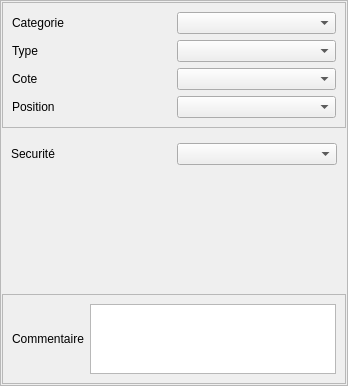
First picture: the form in Lamia/toolprepro/base2_digue/lamiabasedigue_equipement_tool_ui.ui, repository Artelia/Lamia, before the edit.
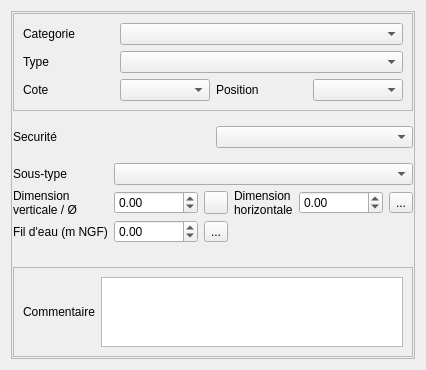
Second picture: the form after the edit. Icons and pictures are not drawn.

Patch:
```diff
--- a/Lamia/toolprepro/base2_digue/lamiabasedigue_equipement_tool_ui.ui
+++ b/Lamia/toolprepro/base2_digue/lamiabasedigue_equipement_tool_ui.ui
@@ -6,18 +6,15 @@
    <rect>
     <x>0</x>
     <y>0</y>
-    <width>348</width>
-    <height>377</height>
+    <width>342</width>
+    <height>366</height>
    </rect>
   </property>
   <property name="windowTitle">
    <string>Form</string>
   </property>
-  <layout class="QGridLayout" name="gridLayout_3">
-   <property name="margin">
-    <number>0</number>
-   </property>
-   <item row="0" column="0">
+  <layout class="QVBoxLayout" name="verticalLayout">
+   <item>
     <widget class="QFrame" name="frame_2">
      <property name="frameShape">
       <enum>QFrame::StyledPanel</enum>
@@ -26,7 +23,16 @@
       <enum>QFrame::Raised</enum>
      </property>
      <layout class="QVBoxLayout" name="verticalLayout_4">
-      <property name="margin">
+      <property name="leftMargin">
+       <number>1</number>
+      </property>
+      <property name="topMargin">
+       <number>1</number>
+      </property>
+      <property name="rightMargin">
+       <number>1</number>
+      </property>
+      <property name="bottomMargin">
        <number>1</number>
       </property>
       <item>
@@ -38,14 +44,17 @@
          <enum>QFrame::Raised</enum>
         </property>
         <layout class="QGridLayout" name="gridLayout">
-         <item row="0" column="1">
-          <widget class="QComboBox" name="comboBox_cat"/>
+         <item row="2" column="1">
+          <widget class="QComboBox" name="comboBox_cote"/>
          </item>
          <item row="0" column="0">
           <widget class="QLabel" name="label_11">
            <property name="text">
             <string>Categorie</string>
            </property>
+           <property name="wordWrap">
+            <bool>true</bool>
+           </property>
           </widget>
          </item>
          <item row="1" column="0">
@@ -53,6 +62,9 @@
            <property name="text">
             <string>Type</string>
            </property>
+           <property name="wordWrap">
+            <bool>true</bool>
+           </property>
           </widget>
          </item>
          <item row="2" column="0">
@@ -60,24 +72,30 @@
            <property name="text">
             <string>Cote</string>
            </property>
+           <property name="wordWrap">
+            <bool>true</bool>
+           </property>
           </widget>
          </item>
-         <item row="3" column="0">
+         <item row="2" column="2">
           <widget class="QLabel" name="label_12">
            <property name="text">
             <string>Position</string>
            </property>
+           <property name="wordWrap">
+            <bool>true</bool>
+           </property>
           </widget>
          </item>
-         <item row="1" column="1">
-          <widget class="QComboBox" name="comboBox_type"/>
-         </item>
-         <item row="2" column="1">
-          <widget class="QComboBox" name="comboBox_cote"/>
-         </item>
-         <item row="3" column="1">
+         <item row="2" column="3">
           <widget class="QComboBox" name="comboBox_position"/>
          </item>
+         <item row="0" column="1" colspan="3">
+          <widget class="QComboBox" name="comboBox_cat"/>
+         </item>
+         <item row="1" column="1" colspan="3">
+          <widget class="QComboBox" name="comboBox_type"/>
+         </item>
         </layout>
        </widget>
       </item>
@@ -88,20 +106,12 @@
         </property>
         <widget class="QWidget" name="page">
          <layout class="QGridLayout" name="gridLayout_4">
-          <item row="3" column="0">
-           <widget class="QLabel" name="label_8">
-            <property name="text">
-             <string>Dimension verticale / Ø</string>
-            </property>
-           </widget>
-          </item>
-          <item row="2" column="0">
-           <widget class="QLabel" name="label_7">
-            <property name="text">
-             <string>Utilisation</string>
-            </property>
-           </widget>
-          </item>
+          <property name="leftMargin">
+           <number>0</number>
+          </property>
+          <property name="rightMargin">
+           <number>0</number>
+          </property>
           <item row="3" column="2">
            <widget class="QToolButton" name="toolButton_calch">
             <property name="text">
@@ -113,29 +123,46 @@
             </property>
            </widget>
           </item>
-          <item row="1" column="1">
-           <widget class="QComboBox" name="comboBox_ecoulement"/>
+          <item row="3" column="3">
+           <widget class="QLabel" name="label_10">
+            <property name="text">
+             <string>Dimension horizontale</string>
+            </property>
+            <property name="wordWrap">
+             <bool>true</bool>
+            </property>
+           </widget>
+          </item>
+          <item row="1" column="0">
+           <widget class="QLabel" name="label_6">
+            <property name="text">
+             <string>Ecoulement</string>
+            </property>
+            <property name="wordWrap">
+             <bool>true</bool>
+            </property>
+           </widget>
           </item>
           <item row="0" column="0">
            <widget class="QLabel" name="label_5">
             <property name="text">
              <string>Implantation</string>
             </property>
+            <property name="wordWrap">
+             <bool>true</bool>
+            </property>
            </widget>
           </item>
-          <item row="0" column="1">
-           <widget class="QComboBox" name="comboBox_implantation"/>
-          </item>
-          <item row="1" column="0">
-           <widget class="QLabel" name="label_6">
+          <item row="3" column="0">
+           <widget class="QLabel" name="label_8">
             <property name="text">
-             <string>Ecoulement</string>
+             <string>Dimension verticale / Ø</string>
+            </property>
+            <property name="wordWrap">
+             <bool>true</bool>
             </property>
            </widget>
           </item>
-          <item row="2" column="1">
-           <widget class="QComboBox" name="comboBox_utilisation"/>
-          </item>
           <item row="3" column="1">
            <widget class="QDoubleSpinBox" name="doubleSpinBox_dimvert">
             <property name="minimum">
@@ -143,21 +170,14 @@
             </property>
            </widget>
           </item>
-          <item row="4" column="0">
-           <widget class="QLabel" name="label_10">
-            <property name="text">
-             <string>Dimension horizontale</string>
-            </property>
-           </widget>
-          </item>
-          <item row="4" column="1">
+          <item row="3" column="4">
            <widget class="QDoubleSpinBox" name="doubleSpinBox_dimhoriz">
             <property name="minimum">
              <double>-1.000000000000000</double>
             </property>
            </widget>
           </item>
-          <item row="4" column="2">
+          <item row="3" column="5">
            <widget class="QToolButton" name="toolButton__calcv">
             <property name="text">
              <string/>
@@ -168,13 +188,35 @@
             </property>
            </widget>
           </item>
+          <item row="1" column="3">
+           <widget class="QLabel" name="label_7">
+            <property name="text">
+             <string>Utilisation</string>
+            </property>
+            <property name="wordWrap">
+             <bool>true</bool>
+            </property>
+           </widget>
+          </item>
+          <item row="1" column="4" colspan="2">
+           <widget class="QComboBox" name="comboBox_utilisation"/>
+          </item>
+          <item row="1" column="1" colspan="2">
+           <widget class="QComboBox" name="comboBox_ecoulement"/>
+          </item>
+          <item row="0" column="1" colspan="5">
+           <widget class="QComboBox" name="comboBox_implantation"/>
+          </item>
          </layout>
         </widget>
         <widget class="QWidget" name="page_2">
          <layout class="QGridLayout" name="gridLayout_5">
-          <item row="1" column="1">
-           <widget class="QComboBox" name="comboBox_securite"/>
-          </item>
+          <property name="leftMargin">
+           <number>0</number>
+          </property>
+          <property name="rightMargin">
+           <number>0</number>
+          </property>
           <item row="1" column="0">
            <widget class="QLabel" name="label_14">
             <property name="text">
@@ -182,7 +224,7 @@
             </property>
            </widget>
           </item>
-          <item row="2" column="1">
+          <item row="3" column="1">
            <spacer name="verticalSpacer_2">
             <property name="orientation">
              <enum>Qt::Vertical</enum>
@@ -195,6 +237,119 @@
             </property>
            </spacer>
           </item>
+          <item row="1" column="1">
+           <widget class="QComboBox" name="comboBox_securite"/>
+          </item>
+          <item row="2" column="0" colspan="2">
+           <widget class="QStackedWidget" name="stackedWidget_2">
+            <property name="currentIndex">
+             <number>0</number>
+            </property>
+            <widget class="QWidget" name="page_3">
+             <layout class="QGridLayout" name="gridLayout_3">
+              <property name="leftMargin">
+               <number>0</number>
+              </property>
+              <property name="rightMargin">
+               <number>0</number>
+              </property>
+              <item row="2" column="1">
+               <widget class="QDoubleSpinBox" name="doubleSpinBox_fildeau">
+                <property name="minimum">
+                 <double>-99.000000000000000</double>
+                </property>
+                <property name="maximum">
+                 <double>999999.000000000000000</double>
+                </property>
+               </widget>
+              </item>
+              <item row="2" column="2">
+               <widget class="QToolButton" name="toolButton_fildeau">
+                <property name="text">
+                 <string>...</string>
+                </property>
+               </widget>
+              </item>
+              <item row="1" column="4">
+               <widget class="QDoubleSpinBox" name="doubleSpinBox_dimhoriz2">
+                <property name="minimum">
+                 <double>-1.000000000000000</double>
+                </property>
+                <property name="maximum">
+                 <double>999999.000000000000000</double>
+                </property>
+               </widget>
+              </item>
+              <item row="1" column="5">
+               <widget class="QToolButton" name="toolButton_dimhoriz2">
+                <property name="text">
+                 <string>...</string>
+                </property>
+               </widget>
+              </item>
+              <item row="2" column="0">
+               <widget class="QLabel" name="label_2">
+                <property name="text">
+                 <string>Fil d'eau (m NGF)</string>
+                </property>
+               </widget>
+              </item>
+              <item row="1" column="2">
+               <widget class="QToolButton" name="toolButton_calch_2">
+                <property name="text">
+                 <string/>
+                </property>
+                <property name="icon">
+                 <iconset>
+                  <normaloff>:/plugins/Lamia/icons/numpad.png</normaloff>:/plugins/Lamia/icons/numpad.png</iconset>
+                </property>
+               </widget>
+              </item>
+              <item row="1" column="0">
+               <widget class="QLabel" name="label_13">
+                <property name="text">
+                 <string>Dimension verticale / Ø</string>
+                </property>
+                <property name="wordWrap">
+                 <bool>true</bool>
+                </property>
+               </widget>
+              </item>
+              <item row="1" column="1">
+               <widget class="QDoubleSpinBox" name="doubleSpinBox_dimvert_2">
+                <property name="minimum">
+                 <double>-1.000000000000000</double>
+                </property>
+                <property name="maximum">
+                 <double>999999.000000000000000</double>
+                </property>
+               </widget>
+              </item>
+              <item row="1" column="3">
+               <widget class="QLabel" name="label">
+                <property name="text">
+                 <string>Dimension horizontale</string>
+                </property>
+                <property name="wordWrap">
+                 <bool>true</bool>
+                </property>
+               </widget>
+              </item>
+              <item row="0" column="0">
+               <widget class="QLabel" name="label_15">
+                <property name="text">
+                 <string>Sous-type</string>
+                </property>
+               </widget>
+              </item>
+              <item row="0" column="1" colspan="5">
+               <widget class="QComboBox" name="comboBox_soustype"/>
+              </item>
+             </layout>
+            </widget>
+            <widget class="QWidget" name="page_4"/>
+           </widget>
+          </item>
          </layout>
         </widget>
        </widget>
```
